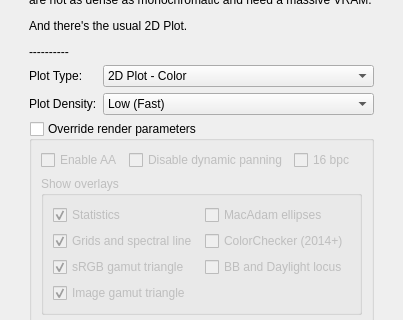
The window that mainwindow.ui (kampidh/Color-Gamut-Plotter-QtVer) describes before a commit, drawn with Qt 5; both pictures show x 0 to 403 and y 171 to 491 of the 403 by 951 pixel window.
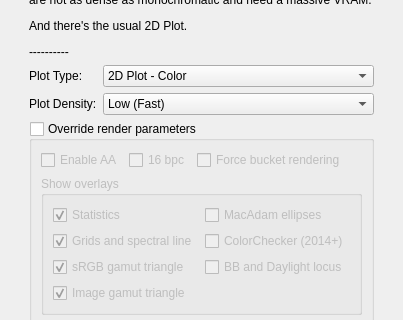
The same window after the commit.

Commit message: 2D Plot: refactor override dynamic panning into force bucket rendering

Diff of the .ui file:
```diff
--- a/mainwindow.ui
+++ b/mainwindow.ui
@@ -149,13 +149,6 @@
              </property>
             </widget>
            </item>
-           <item>
-            <widget class="QCheckBox" name="disableDynamicPanChk">
-             <property name="text">
-              <string>Disable dynamic panning</string>
-             </property>
-            </widget>
-           </item>
            <item>
             <widget class="QCheckBox" name="use16BitChk">
              <property name="text">
@@ -163,6 +156,13 @@
              </property>
             </widget>
            </item>
+           <item>
+            <widget class="QCheckBox" name="forceBucketChk">
+             <property name="text">
+              <string>Force bucket rendering</string>
+             </property>
+            </widget>
+           </item>
            <item>
             <spacer name="horizontalSpacer">
              <property name="orientation">
```
Left out of the diff: 3 changed lines with no effect on the pictures. The commit also changes 3 other files.
